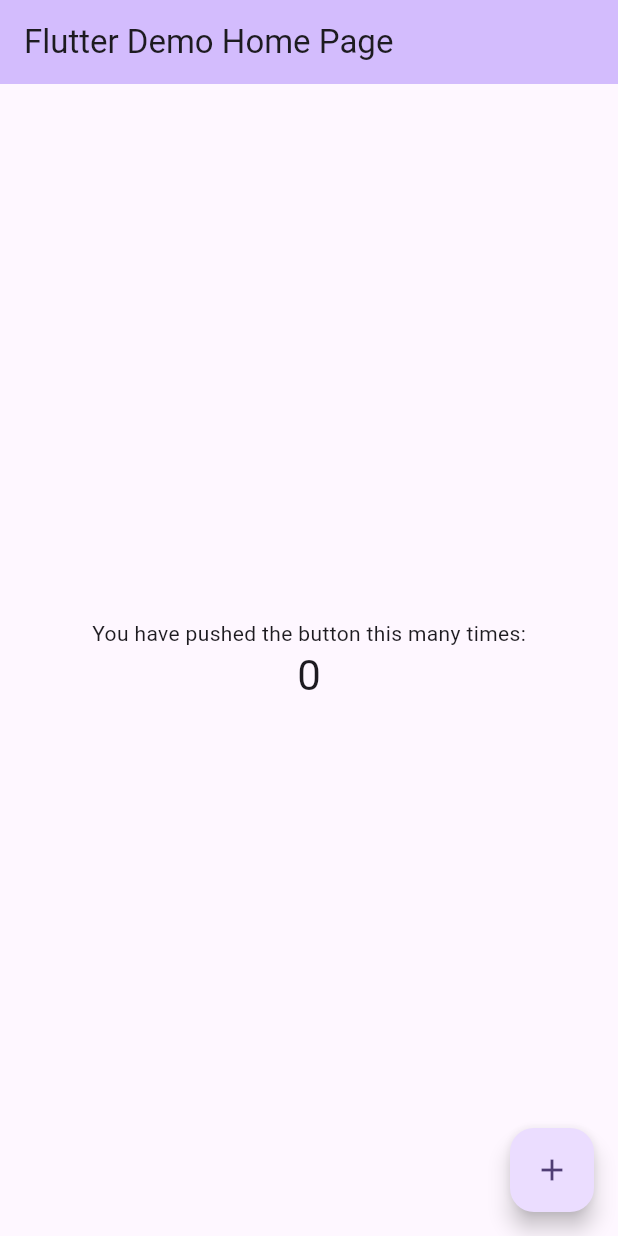
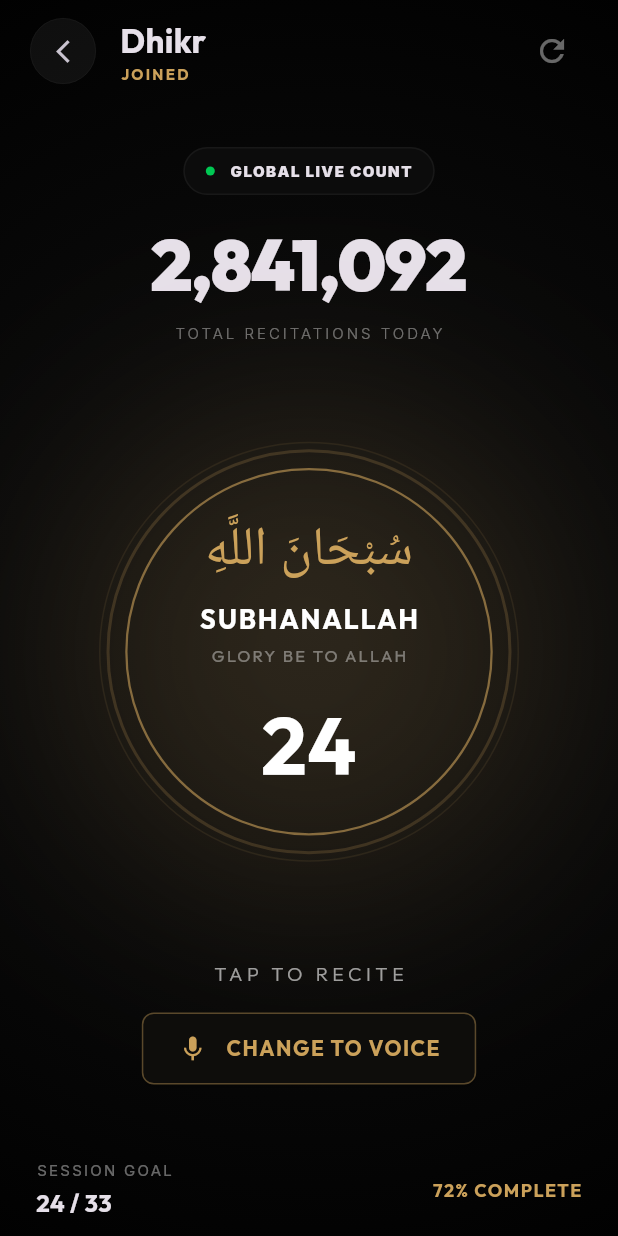
Before and after one commit to MdRak82692/dhikr_counter_screen, a Flutter app: the screen it shows after launch, on a phone screen of 412 x 824 dp. Run offline on Flutter 3.47's test engine with Material 3 defaults, Android fonts, the phone set to English and light mode, and no system bars; our stand-ins replace flutter_riverpod, google_fonts, speech_to_text; Roboto replaces fonts that are missing (Amiri).

Commit message:
feat: Create initial Dhikr Counter application with core UI, theme, and state management.

```diff
--- /dev/null
+++ b/lib/app.dart
@@ -0,0 +1,17 @@
+import 'package:flutter/material.dart';
+import 'core/theme/app_theme.dart';
+import 'features/dhikr/presentation/screens/dhikr_counter_screen.dart';
+
+class DhikrCounterApp extends StatelessWidget {
+  const DhikrCounterApp({super.key});
+
+  @override
+  Widget build(BuildContext context) {
+    return MaterialApp(
+      title: 'Dhikr Counter',
+      debugShowCheckedModeBanner: false,
+      theme: AppTheme.darkTheme,
+      home: const DhikrCounterScreen(),
+    );
+  }
+}
--- /dev/null
+++ b/lib/core/constants/app_colors.dart
@@ -0,0 +1,9 @@
+import 'package:flutter/material.dart';
+
+class AppColors {
+  static const Color background = Color(0xFF000000);
+  static const Color primaryGold = Color(0xFFCBA15A); // Exact gold from image
+  static const Color textMain = Colors.white;
+  static const Color textMuted = Color(0xFF555555);
+  static const Color indicatorGreen = Color(0xFF00C853);
+}
--- /dev/null
+++ b/lib/core/theme/app_theme.dart
@@ -0,0 +1,14 @@
+import 'package:flutter/material.dart';
+import 'package:google_fonts/google_fonts.dart';
+import '../constants/app_colors.dart';
+
+class AppTheme {
+  static ThemeData get darkTheme {
+    return ThemeData(
+      brightness: Brightness.dark,
+      primaryColor: AppColors.primaryGold,
+      scaffoldBackgroundColor: AppColors.background,
+      textTheme: GoogleFonts.outfitTextTheme(ThemeData.dark().textTheme),
+    );
+  }
+}
--- /dev/null
+++ b/lib/features/dhikr/domain/models/dhikr_state.dart
@@ -0,0 +1,46 @@
+class DhikrState {
+  final int currentCount;
+  final int sessionGoal;
+  final int totalRecitationsToday;
+  final String arabicText;
+  final String transliteration;
+  final String translation;
+  final bool isVoiceMode; // New state field
+
+  DhikrState({
+    required this.currentCount,
+    required this.sessionGoal,
+    required this.totalRecitationsToday,
+    required this.arabicText,
+    required this.transliteration,
+    required this.translation,
+    this.isVoiceMode = false,
+  });
+
+  double get completionPercentage {
+    if (sessionGoal == 0) return 0;
+    final percentage = (currentCount / sessionGoal) * 100;
+    return percentage > 100 ? 100 : percentage;
+  }
+
+  DhikrState copyWith({
+    int? currentCount,
+    int? sessionGoal,
+    int? totalRecitationsToday,
+    String? arabicText,
+    String? transliteration,
+    String? translation,
+    bool? isVoiceMode,
+  }) {
+    return DhikrState(
+      currentCount: currentCount ?? this.currentCount,
+      sessionGoal: sessionGoal ?? this.sessionGoal,
+      totalRecitationsToday:
+          totalRecitationsToday ?? this.totalRecitationsToday,
+      arabicText: arabicText ?? this.arabicText,
+      transliteration: transliteration ?? this.transliteration,
+      translation: translation ?? this.translation,
+      isVoiceMode: isVoiceMode ?? this.isVoiceMode,
+    );
+  }
+}
--- /dev/null
+++ b/lib/features/dhikr/presentation/providers/dhikr_provider.dart
@@ -0,0 +1,87 @@
+import 'dart:developer';
+import 'package:flutter_riverpod/flutter_riverpod.dart';
+import 'package:speech_to_text/speech_to_text.dart';
+import '../../domain/models/dhikr_state.dart';
+
+class DhikrNotifier extends Notifier<DhikrState> {
+  final SpeechToText _speech = SpeechToText();
+  bool _isInitialized = false;
+
+  @override
+  DhikrState build() {
+    return DhikrState(
+      currentCount: 24,
+      sessionGoal: 33,
+      totalRecitationsToday: 2841092,
+      arabicText: "سُبْحَانَ اللَّهِ",
+      transliteration: "SUBHANALLAH",
+      translation: "GLORY BE TO ALLAH",
+      isVoiceMode: false,
+    );
+  }
+
+  void increment() {
+    state = state.copyWith(
+      currentCount: state.currentCount + 1,
+      totalRecitationsToday: state.totalRecitationsToday + 1,
+    );
+  }
+
+  void reset() {
+    state = state.copyWith(currentCount: 0);
+  }
+
+  Future<void> toggleVoiceMode() async {
+    if (state.isVoiceMode) {
+      await stopListening();
+      state = state.copyWith(isVoiceMode: false);
+    } else {
+      final available = await _initSpeech();
+      if (available) {
+        state = state.copyWith(isVoiceMode: true);
+        await startListening();
+      }
+    }
+  }
+
+  Future<bool> _initSpeech() async {
+    if (_isInitialized) return true;
+    _isInitialized = await _speech.initialize(
+      onError: (val) => log('Speech Error: $val'),
+      onStatus: (val) => log('Speech Status: $val'),
+    );
+    return _isInitialized;
+  }
+
+  Future<void> startListening() async {
+    if (!_isInitialized) await _initSpeech();
+
+    await _speech.listen(
+      onResult: (result) {
+        final recognizedWords = result.recognizedWords.toLowerCase();
+        if (recognizedWords.contains('subhanallah') ||
+            recognizedWords.contains('subhan allah')) {
+
+          if (result.finalResult) {
+             increment();
+             if (state.isVoiceMode) {
+                Future.delayed(const Duration(milliseconds: 500), startListening);
+             }
+          }
+        }
+      },
+      localeId: 'en_US',
+      listenFor: const Duration(seconds: 30),
+      // Fixed deprecated members by using listenOptions (internal handling of the package)
+      // or simply removing default values that match the deprecation.
+    );
+  }
+
+  Future<void> stopListening() async {
+    await _speech.stop();
+  }
+}
+
+final dhikrProvider = NotifierProvider<DhikrNotifier, DhikrState>(() {
+  return DhikrNotifier();
+});
--- /dev/null
+++ b/lib/features/dhikr/presentation/screens/dhikr_counter_screen.dart
@@ -0,0 +1,293 @@
+import 'package:flutter/material.dart';
+import 'package:flutter_riverpod/flutter_riverpod.dart';
+import 'package:google_fonts/google_fonts.dart';
+import 'package:intl/intl.dart';
+import '../../../../core/constants/app_colors.dart';
+import '../providers/dhikr_provider.dart';
+import '../widgets/glowing_counter.dart';
+
+class DhikrCounterScreen extends ConsumerWidget {
+  const DhikrCounterScreen({super.key});
+
+  @override
+  Widget build(BuildContext context, WidgetRef ref) {
+    final state = ref.watch(dhikrProvider);
+    final notifier = ref.read(dhikrProvider.notifier);
+    final fmt = NumberFormat('#,###');
+
+    return Scaffold(
+      backgroundColor: AppColors.background,
+      body: Container(
+        width: double.infinity,
+        decoration: const BoxDecoration(
+          gradient: RadialGradient(
+            center: Alignment.center,
+            radius: 1.2,
+            colors: [Color(0xFF111111), Color(0xFF000000)],
+          ),
+        ),
+        child: SafeArea(
+          child: Column(
+            children: [
+              // Header
+              Padding(
+                padding: const EdgeInsets.symmetric(
+                  horizontal: 20,
+                  vertical: 10,
+                ),
+                child: Row(
+                  children: [
+                    Container(
+                      width: 44,
+                      height: 44,
+                      decoration: BoxDecoration(
+                        shape: BoxShape.circle,
+                        color: Colors.white.withValues(alpha: 0.05),
+                        border: Border.all(
+                          color: Colors.white.withValues(alpha: 0.05),
+                          width: 0.5,
+                        ),
+                      ),
+                      child: IconButton(
+                        icon: const Icon(Icons.arrow_back_ios_new, size: 18),
+                        onPressed: () {},
+                      ),
+                    ),
+                    const SizedBox(width: 16),
+                    Column(
+                      crossAxisAlignment: CrossAxisAlignment.start,
+                      children: [
+                        Text(
+                          'Dhikr',
+                          style: GoogleFonts.outfit(
+                            fontSize: 22,
+                            fontWeight: FontWeight.bold,
+                          ),
+                        ),
+                        Text(
+                          'JOINED',
+                          style: GoogleFonts.outfit(
+                            fontSize: 10,
+                            color: AppColors.primaryGold,
+                            letterSpacing: 1.5,
+                            fontWeight: FontWeight.bold,
+                          ),
+                        ),
+                      ],
+                    ),
+                    const Spacer(),
+                    IconButton(
+                      icon: Icon(
+                        Icons.refresh,
+                        color: Colors.white.withValues(alpha: 0.4),
+                      ),
+                      onPressed: notifier.reset,
+                    ),
+                  ],
+                ),
+              ),
+              const SizedBox(height: 30),
+              // Global Pill
+              Container(
+                padding: const EdgeInsets.symmetric(
+                  horizontal: 14,
+                  vertical: 8,
+                ),
+                decoration: BoxDecoration(
+                  borderRadius: BorderRadius.circular(30),
+                  color: const Color(0xFF0C0C0C),
+                  border: Border.all(
+                    color: Colors.white.withValues(alpha: 0.05),
+                  ),
+                ),
+                child: Row(
+                  mainAxisSize: MainAxisSize.min,
+                  children: [
+                    Container(
+                      width: 6,
+                      height: 6,
+                      decoration: const BoxDecoration(
+                        color: AppColors.indicatorGreen,
+                        shape: BoxShape.circle,
+                      ),
+                    ),
+                    const SizedBox(width: 10),
+                    Text(
+                      'GLOBAL LIVE COUNT',
+                      style: GoogleFonts.inter(
+                        fontSize: 10,
+                        fontWeight: FontWeight.w900,
+                        letterSpacing: 1.0,
+                      ),
+                    ),
+                  ],
+                ),
+              ),
+              const SizedBox(height: 12),
+              Text(
+                fmt.format(state.totalRecitationsToday),
+                style: GoogleFonts.outfit(
+                  fontSize: 48,
+                  fontWeight: FontWeight.w900,
+                  letterSpacing: -1,
+                ),
+              ),
+              const SizedBox(height: 4),
+              Text(
+                'TOTAL RECITATIONS TODAY',
+                style: GoogleFonts.inter(
+                  fontSize: 10,
+                  fontWeight: FontWeight.w300,
+                  letterSpacing: 2.0,
+                  color: Colors.white.withValues(alpha: 0.4),
+                ),
+              ),
+              const Spacer(),
+              // Center Circle
+              GlowingCounter(
+                count: state.currentCount,
+                arabic: state.arabicText,
+                transliteration: state.transliteration,
+                translation: state.translation,
+                onTap: state.isVoiceMode
+                    ? () {}
+                    : notifier
+                          .increment, // Disable tap increment if in Voice Mode? No, keep it anyway
+              ),
+              const Spacer(),
+              // Actions
+              GestureDetector(
+                onTap:
+                    notifier.increment, // Make "TAP TO RECITE" functional too
+                child: Column(
+                  children: [
+                    Text(
+                      state.isVoiceMode ? 'LISTENING...' : 'TAP TO RECITE',
+                      style: GoogleFonts.outfit(
+                        fontSize: 13,
+                        letterSpacing: 3.0,
+                        color: state.isVoiceMode
+                            ? AppColors.indicatorGreen
+                            : Colors.white.withValues(alpha: 0.6),
+                        fontWeight: FontWeight.w300,
+                      ),
+                    ),
+                    if (state.isVoiceMode)
+                      const Padding(
+                        padding: EdgeInsets.only(top: 8.0),
+                        child: SizedBox(
+                          width: 20,
+                          height: 2,
+                          child: LinearProgressIndicator(
+                            backgroundColor: Colors.transparent,
+                            color: AppColors.indicatorGreen,
+                          ),
+                        ),
+                      ),
+                  ],
+                ),
+              ),
+              const SizedBox(height: 16),
+              ElevatedButton(
+                onPressed: () async {
+                  await notifier.toggleVoiceMode();
+                  // Re-fetching state because it might have changed inside the await
+                  final updatedState = ref.read(dhikrProvider);
+
+                  // Check if the widget is still in the tree before using context
+                  if (!context.mounted) return;
+
+                  if (updatedState.isVoiceMode) {
+                    ScaffoldMessenger.of(context).showSnackBar(
+                      const SnackBar(
+                        content: Text(
+                          'Voice Mode Activated: Say "SUBHANALLAH" to count',
+                        ),
+                        backgroundColor: AppColors.primaryGold,
+                        duration: Duration(seconds: 2),
+                      ),
+                    );
+                  }
+                },
+                style: ElevatedButton.styleFrom(
+                  backgroundColor: const Color(0xFF0E0D0B),
+                  foregroundColor: AppColors.primaryGold,
+                  side: BorderSide(
+                    color: AppColors.primaryGold.withValues(alpha: 0.4),
+                  ),
+                  padding: const EdgeInsets.symmetric(
+                    horizontal: 24,
+                    vertical: 14,
+                  ),
+                  shape: RoundedRectangleBorder(
+                    borderRadius: BorderRadius.circular(8),
+                  ),
+                ),
+                child: Row(
+                  mainAxisSize: MainAxisSize.min,
+                  children: [
+                    Icon(
+                      state.isVoiceMode ? Icons.touch_app : Icons.mic,
+                      size: 20,
+                    ),
+                    const SizedBox(width: 12),
+                    Text(
+                      state.isVoiceMode ? 'CHANGE TO TAP' : 'CHANGE TO VOICE',
+                      style: const TextStyle(
+                        fontWeight: FontWeight.bold,
+                        letterSpacing: 1.0,
+                      ),
+                    ),
+                  ],
+                ),
+              ),
+              const SizedBox(height: 40),
+              // Footer
+              Padding(
+                padding: const EdgeInsets.symmetric(
+                  horizontal: 24,
+                  vertical: 10,
+                ),
+                child: Row(
+                  mainAxisAlignment: MainAxisAlignment.spaceBetween,
+                  children: [
+                    Column(
+                      crossAxisAlignment: CrossAxisAlignment.start,
+                      children: [
+                        Text(
+                          'SESSION GOAL',
+                          style: GoogleFonts.inter(
+                            fontSize: 10,
+                            color: Colors.white.withValues(alpha: 0.4),
+                            letterSpacing: 1.5,
+                          ),
+                        ),
+                        const SizedBox(height: 4),
+                        Text(
+                          '${state.currentCount} / ${state.sessionGoal}',
+                          style: GoogleFonts.outfit(
+                            fontSize: 16,
+                            fontWeight: FontWeight.bold,
+                          ),
+                        ),
+                      ],
+                    ),
+                    Text(
+                      '${state.completionPercentage.toInt()}% COMPLETE',
+                      style: GoogleFonts.outfit(
+                        fontSize: 12,
+                        color: AppColors.primaryGold,
+                        fontWeight: FontWeight.bold,
+                        letterSpacing: 1.0,
+                      ),
+                    ),
+                  ],
+                ),
+              ),
+            ],
+          ),
+        ),
+      ),
+    );
+  }
+}
--- /dev/null
+++ b/lib/features/dhikr/presentation/widgets/glowing_counter.dart
@@ -0,0 +1,132 @@
+import 'package:flutter/material.dart';
+import 'package:flutter/services.dart';
+import 'package:google_fonts/google_fonts.dart';
+import '../../../../core/constants/app_colors.dart';
+
+class GlowingCounter extends StatelessWidget {
+  final int count;
+  final String arabic;
+  final String transliteration;
+  final String translation;
+  final VoidCallback onTap;
+
+  const GlowingCounter({
+    super.key,
+    required this.count,
+    required this.arabic,
+    required this.transliteration,
+    required this.translation,
+    required this.onTap,
+  });
+
+  @override
+  Widget build(BuildContext context) {
+    return GestureDetector(
+      onTap: () {
+        HapticFeedback.lightImpact();
+        onTap();
+      },
+      child: Center(
+        child: Stack(
+          alignment: Alignment.center,
+          children: [
+            // Outer glow
+            Container(
+              width: 290,
+              height: 290,
+              decoration: BoxDecoration(
+                shape: BoxShape.circle,
+                boxShadow: [
+                  BoxShadow(
+                    color: AppColors.primaryGold.withValues(alpha: 0.15),
+                    blurRadius: 120,
+                    spreadRadius: 20,
+                  ),
+                ],
+              ),
+            ),
+            // Outer Ring
+            Container(
+              width: 280,
+              height: 280,
+              decoration: BoxDecoration(
+                shape: BoxShape.circle,
+                border: Border.all(
+                  color: AppColors.primaryGold.withValues(alpha: 0.1),
+                  width: 1,
+                ),
+              ),
+            ),
+            // Middle Ring
+            Container(
+              width: 270,
+              height: 270,
+              decoration: BoxDecoration(
+                shape: BoxShape.circle,
+                border: Border.all(
+                  color: AppColors.primaryGold.withValues(alpha: 0.2),
+                  width: 2,
+                ),
+              ),
+            ),
+            // Inner Main Circle
+            Container(
+              width: 245,
+              height: 245,
+              decoration: BoxDecoration(
+                shape: BoxShape.circle,
+                border: Border.all(
+                  color: AppColors.primaryGold.withValues(alpha: 0.6),
+                  width: 1.5,
+                ),
+              ),
+              child: Column(
+                mainAxisAlignment: MainAxisAlignment.center,
+                children: [
+                   const SizedBox(height: 10),
+                   Text(
+                    arabic,
+                    style: GoogleFonts.amiri(
+                      fontSize: 36,
+                      color: AppColors.primaryGold,
+                      height: 1.2,
+                    ),
+                  ),
+                  const SizedBox(height: 10),
+                  Text(
+                    transliteration,
+                    style: GoogleFonts.outfit(
+                      fontSize: 18,
+                      fontWeight: FontWeight.bold,
+                      letterSpacing: 1.2,
+                      color: Colors.white,
+                    ),
+                  ),
+                  const SizedBox(height: 4),
+                  Text(
+                    translation,
+                    style: GoogleFonts.outfit(
+                      fontSize: 11,
+                      color: Colors.white.withValues(alpha: 0.4),
+                      letterSpacing: 1.5,
+                      fontWeight: FontWeight.w400,
+                    ),
+                  ),
+                  const SizedBox(height: 12),
+                  Text(
+                    count.toString(),
+                    style: GoogleFonts.outfit(
+                      fontSize: 54,
+                      fontWeight: FontWeight.bold,
+                      color: Colors.white,
+                    ),
+                  ),
+                ],
+              ),
+            ),
+          ],
+        ),
+      ),
+    );
+  }
+}
--- a/lib/main.dart
+++ b/lib/main.dart
@@ -1,122 +1,7 @@
 import 'package:flutter/material.dart';
+import 'package:flutter_riverpod/flutter_riverpod.dart';
+import 'app.dart';
 
 void main() {
-  runApp(const MyApp());
+  runApp(const ProviderScope(child: DhikrCounterApp()));
 }
-
-class MyApp extends StatelessWidget {
-  const MyApp({super.key});
-
-  // This widget is the root of your application.
-  @override
-  Widget build(BuildContext context) {
-    return MaterialApp(
-      title: 'Flutter Demo',
-      theme: ThemeData(
-        // This is the theme of your application.
-        //
-        // TRY THIS: Try running your application with "flutter run". You'll see
-        // the application has a purple toolbar. Then, without quitting the app,
-        // try changing the seedColor in the colorScheme below to Colors.green
-        // and then invoke "hot reload" (save your changes or press the "hot
-        // reload" button in a Flutter-supported IDE, or press "r" if you used
-        // the command line to start the app).
-        //
-        // Notice that the counter didn't reset back to zero; the application
-        // state is not lost during the reload. To reset the state, use hot
-        // restart instead.
-        //
-        // This works for code too, not just values: Most code changes can be
-        // tested with just a hot reload.
-        colorScheme: .fromSeed(seedColor: Colors.deepPurple),
-      ),
-      home: const MyHomePage(title: 'Flutter Demo Home Page'),
-    );
-  }
-}
-
-class MyHomePage extends StatefulWidget {
-  const MyHomePage({super.key, required this.title});
-
-  // This widget is the home page of your application. It is stateful, meaning
-  // that it has a State object (defined below) that contains fields that affect
-  // how it looks.
-
-  // This class is the configuration for the state. It holds the values (in this
-  // case the title) provided by the parent (in this case the App widget) and
-  // used by the build method of the State. Fields in a Widget subclass are
-  // always marked "final".
-
-  final String title;
-
-  @override
-  State<MyHomePage> createState() => _MyHomePageState();
-}
-
-class _MyHomePageState extends State<MyHomePage> {
-  int _counter = 0;
-
-  void _incrementCounter() {
-    setState(() {
-      // This call to setState tells the Flutter framework that something has
-      // changed in this State, which causes it to rerun the build method below
-      // so that the display can reflect the updated values. If we changed
-      // _counter without calling setState(), then the build method would not be
-      // called again, and so nothing would appear to happen.
-      _counter++;
-    });
-  }
-
-  @override
-  Widget build(BuildContext context) {
-    // This method is rerun every time setState is called, for instance as done
-    // by the _incrementCounter method above.
-    //
-    // The Flutter framework has been optimized to make rerunning build methods
-    // fast, so that you can just rebuild anything that needs updating rather
-    // than having to individually change instances of widgets.
-    return Scaffold(
-      appBar: AppBar(
-        // TRY THIS: Try changing the color here to a specific color (to
-        // Colors.amber, perhaps?) and trigger a hot reload to see the AppBar
-        // change color while the other colors stay the same.
-        backgroundColor: Theme.of(context).colorScheme.inversePrimary,
-        // Here we take the value from the MyHomePage object that was created by
-        // the App.build method, and use it to set our appbar title.
-        title: Text(widget.title),
-      ),
-      body: Center(
-        // Center is a layout widget. It takes a single child and positions it
-        // in the middle of the parent.
-        child: Column(
-          // Column is also a layout widget. It takes a list of children and
-          // arranges them vertically. By default, it sizes itself to fit its
-          // children horizontally, and tries to be as tall as its parent.
-          //
-          // Column has various properties to control how it sizes itself and
-          // how it positions its children. Here we use mainAxisAlignment to
-          // center the children vertically; the main axis here is the vertical
-          // axis because Columns are vertical (the cross axis would be
-          // horizontal).
-          //
-          // TRY THIS: Invoke "debug painting" (choose the "Toggle Debug Paint"
-          // action in the IDE, or press "p" in the console), to see the
-          // wireframe for each widget.
-          mainAxisAlignment: .center,
-          children: [
-            const Text('You have pushed the button this many times:'),
-            Text(
-              '$_counter',
-              style: Theme.of(context).textTheme.headlineMedium,
-            ),
-          ],
-        ),
-      ),
-      floatingActionButton: FloatingActionButton(
-        onPressed: _incrementCounter,
-        tooltip: 'Increment',
-        child: const Icon(Icons.add),
-      ),
-    );
-  }
-}
```
Also changed, not shown: pubspec.yaml (+6 -2 lines), pubspec.lock, 8 other files.
